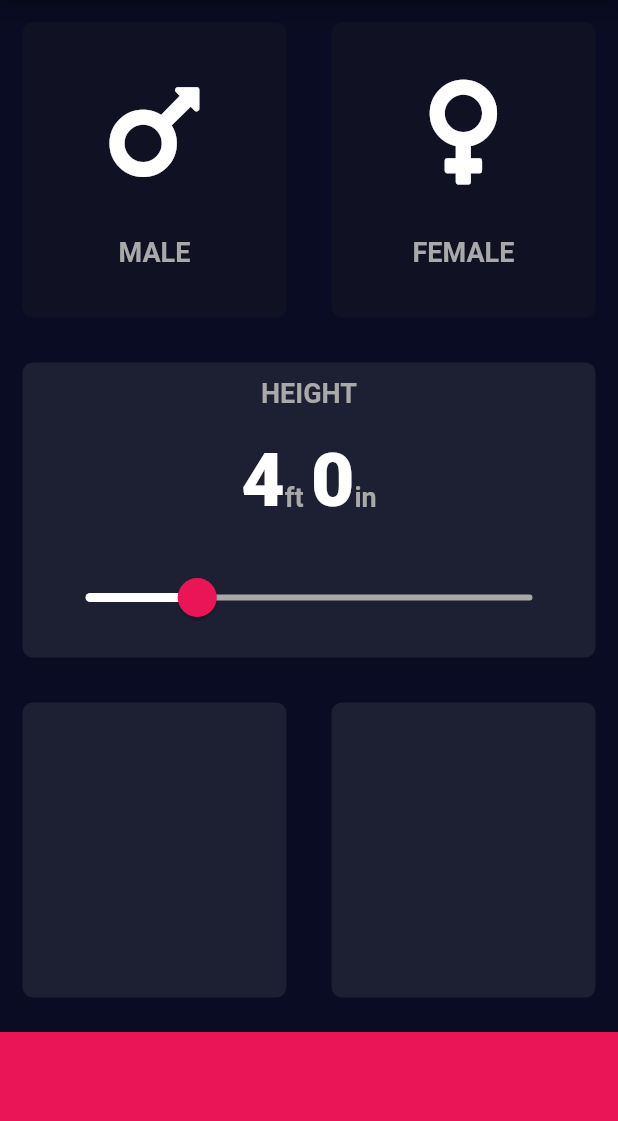
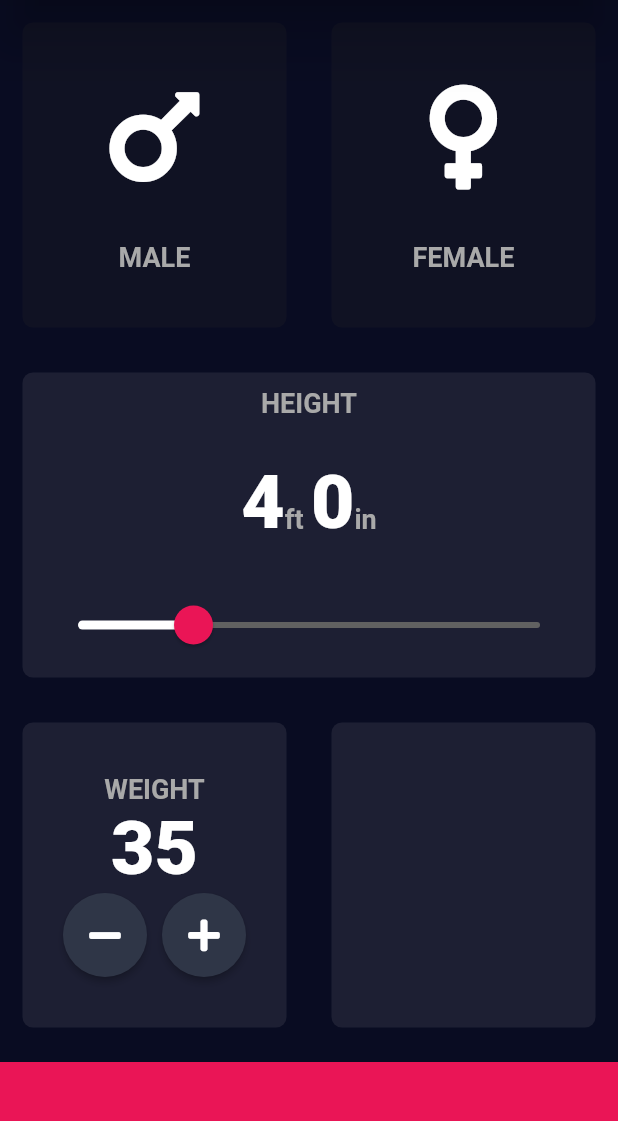
Before and after one commit to shahrohan05/FlutterDemos, a Flutter app: the screen it shows after launch, on a phone screen of 412 x 824 dp, the part 84-1205 px from its top. Run offline on Flutter 3.47's test engine with Material 2 defaults, Android fonts, the phone set to English and light mode, and no system bars; our stand-ins replace audioplayers, font_awesome_flutter, rflutter_alert.

Commit message:
added weight control built with custom widget

```diff
--- a/bmi_calc/lib/input_page.dart
+++ b/bmi_calc/lib/input_page.dart
@@ -4,6 +4,7 @@
 import 'styles.dart';
 import 'widget/custom_card.dart';
 import 'widget/icon_content_card.dart';
+import 'widget/round_icon_button.dart';
 
 enum Gender {
   male,
@@ -19,12 +20,15 @@
 class _InputPageState extends State<InputPage> {
   Gender selectedGender;
   int height = 48;
+  int weight = 35;
+  int age = 12;
 
   @override
   Widget build(BuildContext context) {
     return Scaffold(
       appBar: AppBar(
         title: Text('BMI Calculator'),
+        elevation: 15.0,
       ),
       body: SafeArea(
         child: Container(
@@ -111,13 +115,13 @@
                         SliderTheme(
                           data: SliderTheme.of(context).copyWith(
                               activeTrackColor: Colors.white,
-                              inactiveTrackColor: kInactiveFontColor,
+                              inactiveTrackColor: Colors.grey[700],
                               thumbColor: kAccentColor,
                               thumbShape: RoundSliderThumbShape(
                                 enabledThumbRadius: 13.0,
                               ),
                               overlayShape: RoundSliderOverlayShape(
-                                overlayRadius: 30.0,
+                                overlayRadius: 25.0,
                               ),
                               overlayColor: Color(0x29EA1556)),
                           child: Slider(
@@ -141,8 +145,44 @@
                   children: <Widget>[
                     Expanded(
                       child: CustomCard(
-                        color: kActiveCardColor,
-                      ),
+                          color: kActiveCardColor,
+                          child: Column(
+                            mainAxisAlignment: MainAxisAlignment.center,
+                            children: <Widget>[
+                              Text(
+                                'WEIGHT',
+                                style: kDisabledTextStyle,
+                              ),
+                              Text(
+                                weight.toString(),
+                                style: kLargeFont,
+                              ),
+                              Row(
+                                mainAxisAlignment: MainAxisAlignment.center,
+                                children: <Widget>[
+                                  RoundIconButton(
+                                    icon: FontAwesomeIcons.minus,
+                                    onPressed: () {
+                                      setState(() {
+                                        weight--;
+                                      });
+                                    },
+                                  ),
+                                  SizedBox(
+                                    width: 10.0,
+                                  ),
+                                  RoundIconButton(
+                                    icon: FontAwesomeIcons.plus,
+                                    onPressed: () {
+                                      setState(() {
+                                        weight++;
+                                      });
+                                    },
+                                  )
+                                ],
+                              )
+                            ],
+                          )),
                     ),
                     Expanded(
                       child: CustomCard(
--- a/bmi_calc/lib/styles.dart
+++ b/bmi_calc/lib/styles.dart
@@ -6,7 +6,7 @@
 const kActiveCardColor = Color(0xFF1D1F33);
 const kInactiveCardColor = Color(0xFF101223);
 const kAccentColor = Color(0xFFEA1556);
-const kCustomBarHeight = 80.0;
+const kCustomBarHeight = 60.0;
 const kInactiveFontColor = Color(0xFFA9A9A9);
 
 const kLargeFont = TextStyle(
--- /dev/null
+++ b/bmi_calc/lib/widget/round_icon_button.dart
@@ -0,0 +1,22 @@
+import 'package:flutter/material.dart';
+
+class RoundIconButton extends StatelessWidget {
+  RoundIconButton({this.icon, this.onPressed});
+
+  final IconData icon;
+  final Function onPressed;
+
+  @override
+  Widget build(BuildContext context) {
+    return RawMaterialButton(
+      onPressed: onPressed,
+      child: Icon(icon),
+      shape: CircleBorder(),
+      fillColor: Color(0xFF2F3647),
+      constraints: BoxConstraints.tightFor(
+        width: 56.0,
+        height: 56.0,
+      ),
+    );
+  }
+}
```
